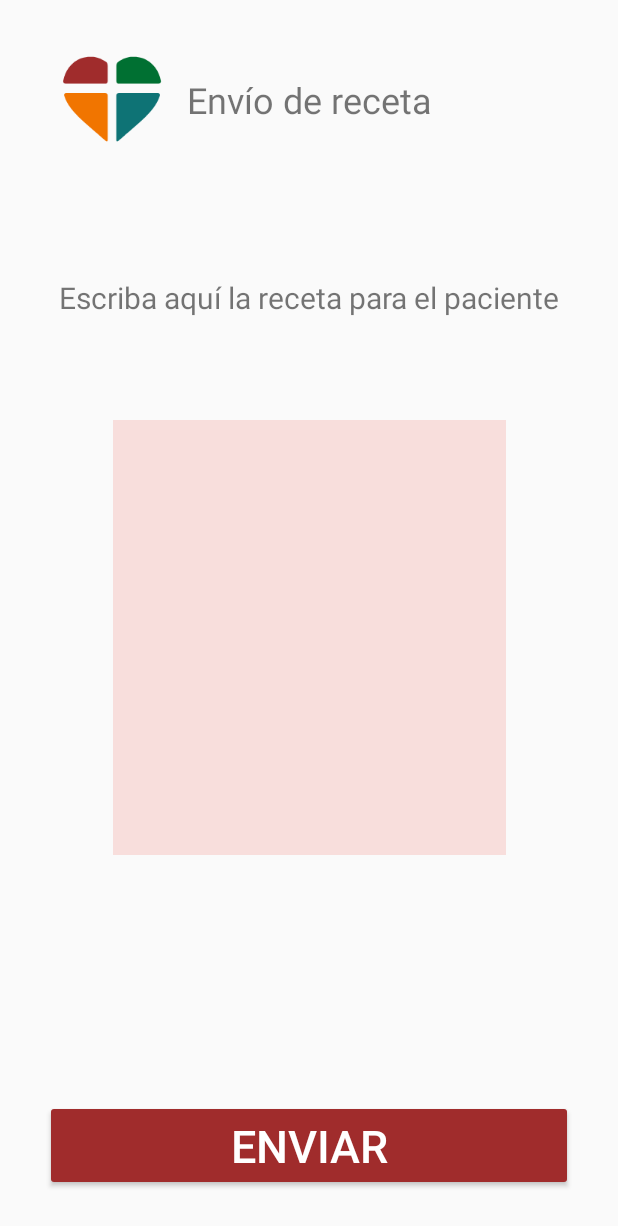
After one commit to Luciana123/BienestARProveedores, an Android app: the PrescriptionFragment screen opened through its navigation route, on a phone screen of 412 x 824 dp. The commit adds this screen. Shown: the top 1226 px of the screen. Run offline under Robolectric (Android 15) with nearby library versions, the phone set to English and light mode, and no system bars.

Commit message:
lista de usuarios y flujo de recetas

```diff
--- /dev/null
+++ b/app/src/main/java/com/example/bienestarproveedores/consultancy/PrescriptionFragment.java
@@ -0,0 +1,40 @@
+package com.example.bienestarproveedores.consultancy;
+
+import android.os.Bundle;
+import android.view.LayoutInflater;
+import android.view.View;
+import android.view.ViewGroup;
+import android.widget.Button;
+
+import androidx.annotation.NonNull;
+import androidx.annotation.Nullable;
+import androidx.fragment.app.Fragment;
+import androidx.navigation.NavDirections;
+import androidx.navigation.Navigation;
+import androidx.recyclerview.widget.LinearLayoutManager;
+import androidx.recyclerview.widget.RecyclerView;
+
+import com.example.bienestarproveedores.HeaderLayout;
+import com.example.bienestarproveedores.R;
+
+public class PrescriptionFragment  extends Fragment {
+
+    @Nullable
+    @Override
+    public View onCreateView(@NonNull LayoutInflater inflater, @Nullable ViewGroup container, @Nullable Bundle savedInstanceState) {
+        return inflater.inflate(R.layout.consultancy_prescription_fragment, container, false);
+    }
+
+    @Override
+    public void onViewCreated(@NonNull View view, @Nullable Bundle savedInstanceState) {
+        super.onViewCreated(view, savedInstanceState);
+        HeaderLayout header = view.findViewById(R.id.fragment_header);
+        header.setDescription(getString(R.string.consultancy_prescriptions));
+
+        Button buttonAssist = view.findViewById(R.id.send_prescription);
+        NavDirections goToConsultancyMain = PrescriptionFragmentDirections.actionPrescriptionFragmentToConsultancyAppointmentsFragment();
+        buttonAssist.setOnClickListener(Navigation.createNavigateOnClickListener(goToConsultancyMain));
+
+    }
+
+}
--- /dev/null
+++ b/app/src/main/res/layout/consultancy_prescription_fragment.xml
@@ -0,0 +1,64 @@
+<?xml version="1.0" encoding="utf-8"?>
+<androidx.constraintlayout.widget.ConstraintLayout xmlns:android="http://schemas.android.com/apk/res/android"
+    xmlns:app="http://schemas.android.com/apk/res-auto"
+    xmlns:tools="http://schemas.android.com/tools"
+    android:layout_width="match_parent"
+    android:layout_height="match_parent"
+    tools:context=".ProductsFragment">
+
+    <include
+        android:id="@+id/fragment_header"
+        layout="@layout/bienestar_header"
+        android:layout_width="wrap_content"
+        android:layout_height="wrap_content"
+        android:layout_marginRight="100dp"
+        android:layout_marginTop="16dp"
+        android:layout_marginBottom="16dp"
+        app:layout_constraintEnd_toEndOf="parent"
+        app:layout_constraintStart_toStartOf="parent"
+        app:layout_constraintTop_toTopOf="parent" />
+
+    <TextView
+        android:id="@+id/textView2"
+        android:layout_width="wrap_content"
+        android:layout_height="wrap_content"
+        android:layout_marginLeft="20dp"
+        android:layout_marginRight="20dp"
+        android:text="Escriba aquí la receta para el paciente"
+        android:textSize="20sp"
+        app:layout_constraintBottom_toTopOf="@id/prescription"
+        app:layout_constraintEnd_toEndOf="parent"
+        app:layout_constraintStart_toStartOf="parent"
+        app:layout_constraintTop_toBottomOf="@id/fragment_header" />
+
+    <Button
+        android:id="@+id/send_prescription"
+        android:layout_width="match_parent"
+        android:layout_height="wrap_content"
+        android:layout_marginLeft="30dp"
+        android:layout_marginRight="30dp"
+        android:layout_marginBottom="30dp"
+        app:layout_constraintBottom_toBottomOf="parent"
+        android:backgroundTint="@color/colorConsultancy"
+        android:text="ENVIAR"
+        android:textColor="@android:color/white"
+        android:textSize="30sp" />
+
+    <EditText
+        android:id="@+id/prescription"
+        android:layout_width="262dp"
+        android:layout_height="290dp"
+        android:background="#F8DEDC"
+        android:ems="10"
+        android:gravity="start|top"
+        android:inputType="textMultiLine"
+        app:layout_constraintBottom_toTopOf="@id/send_prescription"
+        app:layout_constraintEnd_toEndOf="parent"
+        app:layout_constraintStart_toStartOf="parent"
+
+        app:layout_constraintTop_toBottomOf="@id/fragment_header" />
+
+
+
+
+</androidx.constraintlayout.widget.ConstraintLayout>
--- a/app/src/main/res/navigation/nav_graph.xml
+++ b/app/src/main/res/navigation/nav_graph.xml
@@ -8,7 +8,11 @@
     <fragment
         android:id="@+id/videoCallFragment"
         android:name="com.example.bienestar.webrtc_demo.VideoCallFragment"
-        android:label="VideoCallFragment" />
+        android:label="VideoCallFragment" >
+        <action
+            android:id="@+id/action_videoCallFragment_to_prescriptionFragment"
+            app:destination="@id/prescriptionFragment" />
+    </fragment>
     <fragment
         android:id="@+id/ProductsFragment"
         android:name="com.example.bienestarproveedores.ProductsFragment"
@@ -26,4 +30,12 @@
             android:id="@+id/action_consultancyAppointmentsFragment_to_videoCallFragment"
             app:destination="@id/videoCallFragment" />
     </fragment>
+    <fragment
+        android:id="@+id/prescriptionFragment"
+        android:name="com.example.bienestarproveedores.consultancy.PrescriptionFragment"
+        android:label="PrescriptionFragment" >
+        <action
+            android:id="@+id/action_prescriptionFragment_to_consultancyAppointmentsFragment"
+            app:destination="@id/consultancyAppointmentsFragment" />
+    </fragment>
 </navigation>
--- a/app/src/main/res/values/strings.xml
+++ b/app/src/main/res/values/strings.xml
@@ -21,5 +21,6 @@
     <string name="meals_order_header">Tu pedido</string>
     <string name="pharmacy_header">Farmacia</string>
     <string name="consultancy_appointments">Turnos pendientes</string>
-  <string name="pharmacy_search_hint">Buscar productos de farmacia y más...</string>
+    <string name="consultancy_prescriptions">Envío de receta</string>
+    <string name="pharmacy_search_hint">Buscar productos de farmacia y más...</string>
 </resources>
```
Also changed, not shown: app/src/main/java/com/example/bienestarproveedores/consultancy/Appointment.java (+52 -4 lines), app/src/main/java/com/example/bienestarproveedores/consultancy/ConsultancyAppointmentsFragment.java (+61 -13 lines), app/src/main/java/com/example/bienestarproveedores/webrtc_demo/VideoCallFragment.kt (+9 -4 lines), app/src/main/res/layout/consultancy_appointment_item.xml (+19 -5 lines), app/src/main/res/layout/consultancy_appointments_list_fragment.xml (+7 -3 lines), app/src/main/res/layout/products_fragment.xml (+11 -13 lines), app/src/main/res/layout/videocall_fragment.xml (+8 -0 lines).
